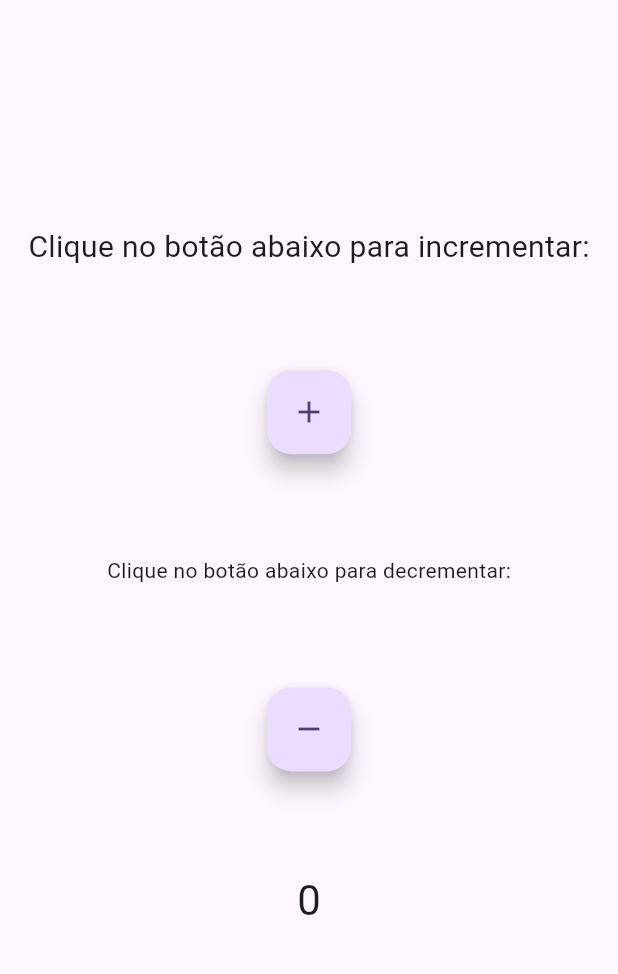
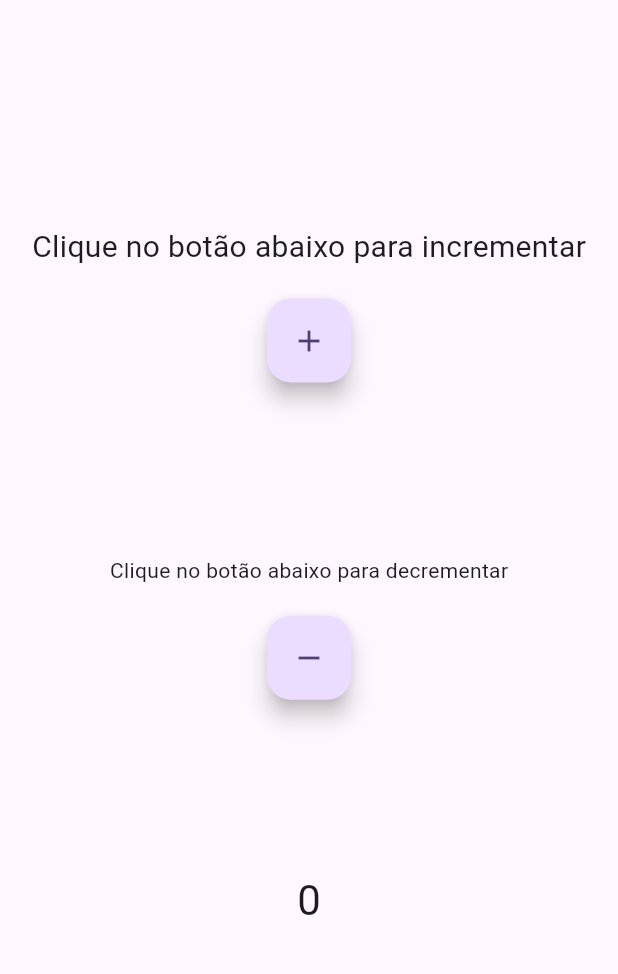
Before and after one commit to warlikerichard/contador, a Flutter app: the screen it shows after launch, after a tap on the "add" icon, after a tap on the "remove" icon, on a phone screen of 412 x 824 dp, the part 84-1058 px from its top. Run offline on Flutter 3.47's test engine with Material 2 defaults, Android fonts, the phone set to English and light mode, and no system bars.

Commit message:
Clean code

```diff
--- /dev/null
+++ b/lib/button.dart
@@ -0,0 +1,31 @@
+import 'package:flutter/material.dart';
+
+class Button extends StatelessWidget {
+  const Button(
+      {super.key,
+      required this.text,
+      required this.onPressed,
+      required this.sum});
+  final String text;
+  final Function() onPressed;
+  final bool sum;
+
+  @override
+  Widget build(BuildContext context) {
+    return Column(
+      children: [
+        Padding(
+          padding: const EdgeInsets.fromLTRB(0, 0, 0, 20),
+          child: Text(
+            text,
+            style: TextStyle(fontSize: sum ? 20 : 14),
+          ),
+        ),
+        FloatingActionButton(
+          onPressed: onPressed,
+          child: Icon(sum ? Icons.add : Icons.remove),
+        )
+      ],
+    );
+  }
+}
--- a/lib/main.dart
+++ b/lib/main.dart
@@ -1,3 +1,4 @@
+import 'package:contador/button.dart';
 import 'package:flutter/material.dart';
 
 void main() {
@@ -32,13 +33,13 @@ class MyHomePage extends StatefulWidget {
 class _MyHomePageState extends State<MyHomePage> {
   int _counter = 0;
 
-  void _incrementCounter() {
+  _incrementCounter() {
     setState(() {
       _counter++;
     });
   }
 
-  void _decrementCounter() {
+  _decrementCounter() {
     setState(() {
       _counter--;
     });
@@ -57,20 +58,15 @@ class _MyHomePageState extends State<MyHomePage> {
           child: Column(
             mainAxisAlignment: MainAxisAlignment.spaceBetween,
             children: <Widget>[
-              const Text(
-                'Clique no botão abaixo para incrementar:',
-                style: TextStyle(fontSize: 20),
+              Button(
+                text: "Clique no botão abaixo para incrementar",
+                onPressed: _incrementCounter,
+                sum: true,
               ),
-              FloatingActionButton(
-                onPressed: _incrementCounter,
-                child: const Icon(Icons.add),
-              ),
-              const Text(
-                'Clique no botão abaixo para decrementar:',
-              ),
-              FloatingActionButton(
+              Button(
+                text: "Clique no botão abaixo para decrementar",
                 onPressed: _decrementCounter,
-                child: const Icon(Icons.remove),
+                sum: false,
               ),
               Text(
                 '$_counter',
```
